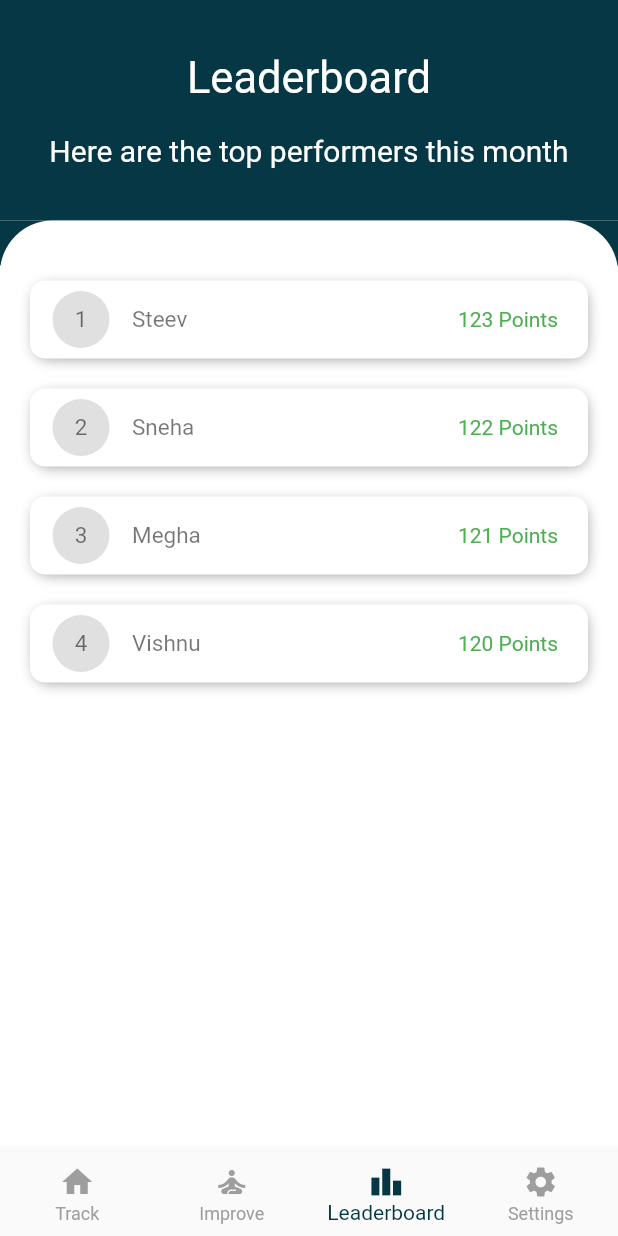
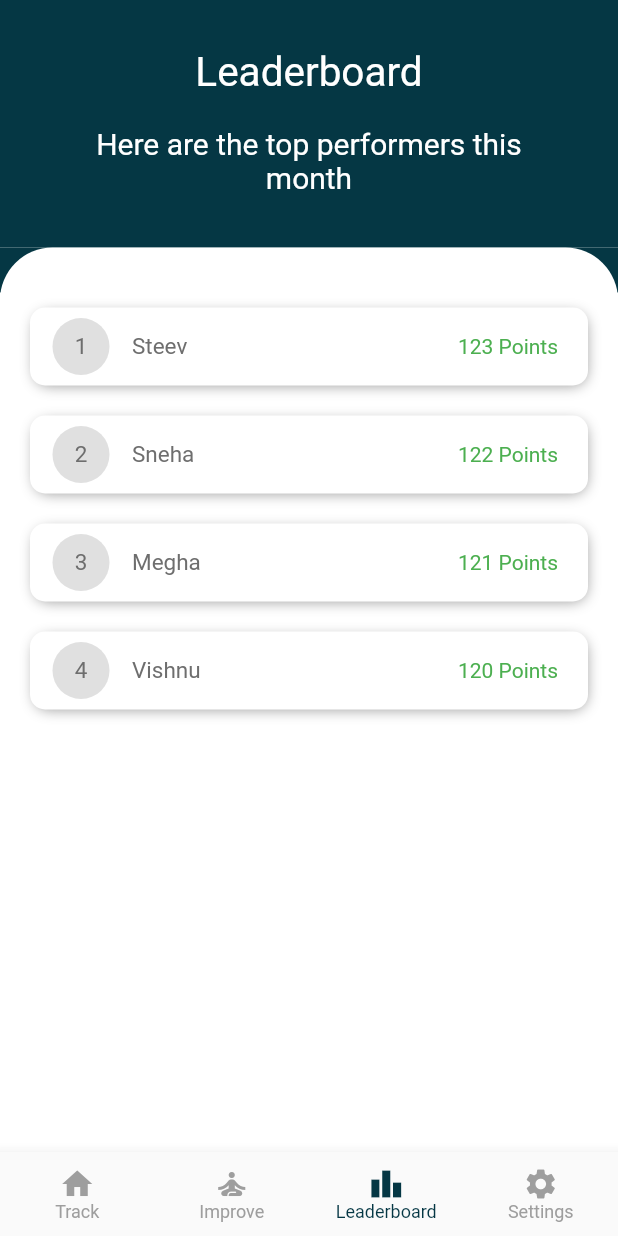
Before and after one commit to steevjames/Nirmaan-Project, a Flutter app: the screen it shows after launch, item 3 of the bottom bar chosen, on a phone screen of 412 x 824 dp. Run offline on Flutter 3.47's test engine with Material 2 defaults, Android fonts, the phone set to English and light mode, and no system bars; our stand-ins replace fl_chart, google_sign_in, introduction_screen.

Commit message:
Changed styling to a separate file.

```diff
--- /dev/null
+++ b/lib/Components/styling.dart
@@ -0,0 +1,8 @@
+import 'package:flutter/material.dart';
+
+// Add commonly used colors, fonts, image paths etc here so that it can be
+// changed throught the app easily & no need to copy paste everytime.
+
+Color primaryColor = Color.fromRGBO(5, 55, 68, 1);
+Color textColorLight = Color.fromRGBO(110, 110, 110, 1);
+Color lightGreen = Colors.green;
--- /dev/null
+++ b/lib/Components/zeroHeightAppbar.dart
@@ -0,0 +1,11 @@
+import 'package:flutter/material.dart';
+
+zeroHeightAppbar() {
+  // Zero height appbar is used to avoid content from status bar in a clean way
+  return PreferredSize(
+    preferredSize: Size.fromHeight(0.0),
+    child: AppBar(
+      backgroundColor: Color.fromRGBO(5, 55, 68, 1),
+    ),
+  );
+}
--- a/lib/Homepage/homepage.dart
+++ b/lib/Homepage/homepage.dart
@@ -1,3 +1,4 @@
+import 'package:carbonfootprint/Components/styling.dart';
 import 'package:carbonfootprint/Homepage/Components/header.dart';
 import 'package:carbonfootprint/Homepage/Components/piechart.dart';
 import 'package:flutter/material.dart';
@@ -11,7 +12,7 @@ class HomePage extends StatelessWidget {
       appBar: PreferredSize(
         preferredSize: Size.fromHeight(0.0),
         child: AppBar(
-          backgroundColor: Color.fromRGBO(5, 55, 68, 1),
+          backgroundColor: primaryColor,
         ),
       ),
 
@@ -19,7 +20,7 @@ class HomePage extends StatelessWidget {
         child: Column(
           children: [
             Container(
-              color: Color.fromRGBO(5, 55, 68, 1),
+              color: primaryColor,
               child: HomePageHeader(
                 userName: "Steev",
                 carbonFootprint: "694kg",
@@ -28,8 +29,8 @@ class HomePage extends StatelessWidget {
             Stack(
               children: [
                 Container(
-                  height: 100,
-                  color: Color.fromRGBO(5, 55, 68, 1),
+                  height: 50,
+                  color: primaryColor,
                 ),
                 Container(
                   decoration: BoxDecoration(
--- a/lib/Leaderboard/Components/header.dart
+++ b/lib/Leaderboard/Components/header.dart
@@ -4,17 +4,17 @@ class Leaderboardheader extends StatelessWidget {
   @override
   Widget build(BuildContext context) {
     return Padding(
-      padding: const EdgeInsets.symmetric(horizontal: 30, vertical: 20),
+      padding: const EdgeInsets.symmetric(horizontal: 40, vertical: 20),
       child: Column(
         crossAxisAlignment: CrossAxisAlignment.stretch,
         children: [
           SizedBox(
-            height: 15,
+            height: 12,
           ),
           Center(
             child: Text(
               "Leaderboard",
-              style: TextStyle(color: Colors.white, fontSize: 29),
+              style: TextStyle(color: Colors.white, fontSize: 27),
               textAlign: TextAlign.center,
             ),
           ),
--- a/lib/Leaderboard/Components/leaderboardCard.dart
+++ b/lib/Leaderboard/Components/leaderboardCard.dart
@@ -1,3 +1,4 @@
+import 'package:carbonfootprint/Components/styling.dart';
 import 'package:flutter/material.dart';
 
 class LeaderboardCard extends StatelessWidget {
@@ -28,7 +29,7 @@ class LeaderboardCard extends StatelessWidget {
             radius: 19,
             child: Text(
               "$rank",
-              style: TextStyle(color: Colors.black54, fontSize: 15),
+              style: TextStyle(color: textColorLight, fontSize: 15),
               textAlign: TextAlign.center,
             ),
           ),
@@ -36,13 +37,13 @@ class LeaderboardCard extends StatelessWidget {
           Expanded(
             child: Text(
               details["name"],
-              style: TextStyle(color: Colors.black54, fontSize: 15),
+              style: TextStyle(color: textColorLight, fontSize: 15),
               textAlign: TextAlign.left,
             ),
           ),
           Text(
             details["points"] + " Points",
-            style: TextStyle(color: Colors.green, fontSize: 14),
+            style: TextStyle(color: lightGreen, fontSize: 14),
             textAlign: TextAlign.center,
           ),
         ],
--- a/lib/Leaderboard/leaderboard.dart
+++ b/lib/Leaderboard/leaderboard.dart
@@ -1,3 +1,5 @@
+import 'package:carbonfootprint/Components/styling.dart';
+import 'package:carbonfootprint/Components/zeroHeightAppbar.dart';
 import 'package:carbonfootprint/Leaderboard/Components/header.dart';
 import 'package:carbonfootprint/Leaderboard/Components/leaderboardCard.dart';
 import 'package:flutter/material.dart';
@@ -7,26 +9,19 @@ class Leaderboard extends StatelessWidget {
   Widget build(BuildContext context) {
     return Scaffold(
       backgroundColor: Colors.white,
-      // Zero height appbar: It avoids status bar
-      appBar: PreferredSize(
-        preferredSize: Size.fromHeight(0.0),
-        child: AppBar(
-          backgroundColor: Color.fromRGBO(5, 55, 68, 1),
-        ),
-      ),
-
+      appBar: zeroHeightAppbar(),
       body: SingleChildScrollView(
         child: Column(
           children: [
             Container(
-              color: Color.fromRGBO(5, 55, 68, 1),
+              color: primaryColor,
               child: Leaderboardheader(),
             ),
             Stack(
               children: [
                 Container(
                   height: 30,
-                  color: Color.fromRGBO(5, 55, 68, 1),
+                  color: primaryColor,
                 ),
                 Container(
                   decoration: BoxDecoration(
--- a/lib/Navigation/navigation.dart
+++ b/lib/Navigation/navigation.dart
@@ -54,6 +54,8 @@ class _NavigationBarState extends State<NavigationBar> {
           ),
         ],
         currentIndex: _selectedIndex,
+        selectedFontSize: 12,
+        unselectedFontSize: 12,
         selectedItemColor: Color.fromRGBO(5, 55, 68, 1),
         unselectedItemColor: Colors.grey,
         showUnselectedLabels: true,
```
